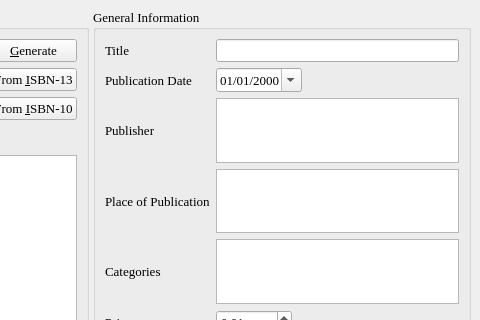
Above: bookinfo.ui from textbrowser/biblioteq before the change; both pictures show x 620 to 1100 and y 0 to 320 of the 1100 by 740 pixel window. Below: the same form after it.
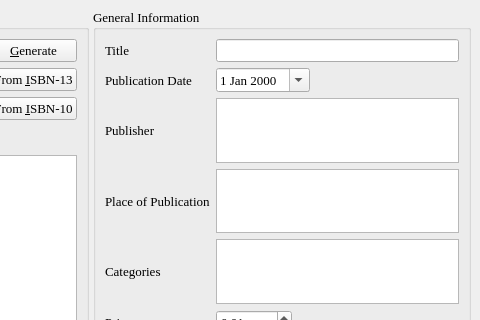
That is the form after the change. Icons and pictures are not drawn. Custom widgets are drawn as their Qt base class.

Commit message: Display dates in their native (system's) format. Data will retain MM/dd/yyyy format.

Diff of the .ui file:
```diff
--- a/bookinfo.ui
+++ b/bookinfo.ui
@@ -533,9 +533,6 @@
               <pointsize>10</pointsize>
              </font>
             </property>
-            <property name="displayFormat">
-             <string>MM/dd/yyyy</string>
-            </property>
             <property name="calendarPopup">
              <bool>true</bool>
             </property>
```
The commit also changes 15 other files.
